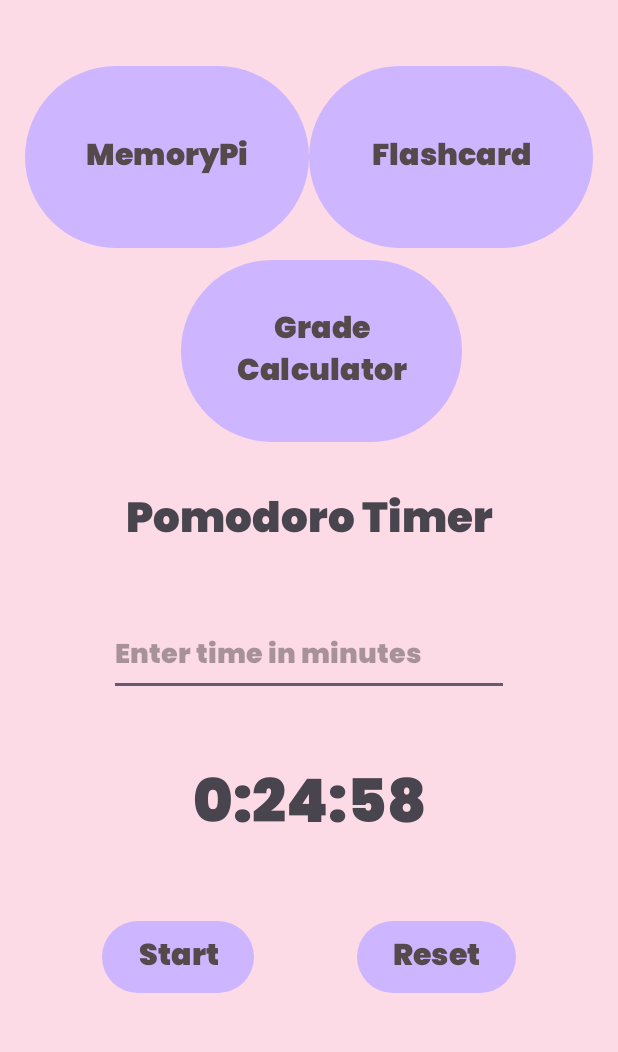
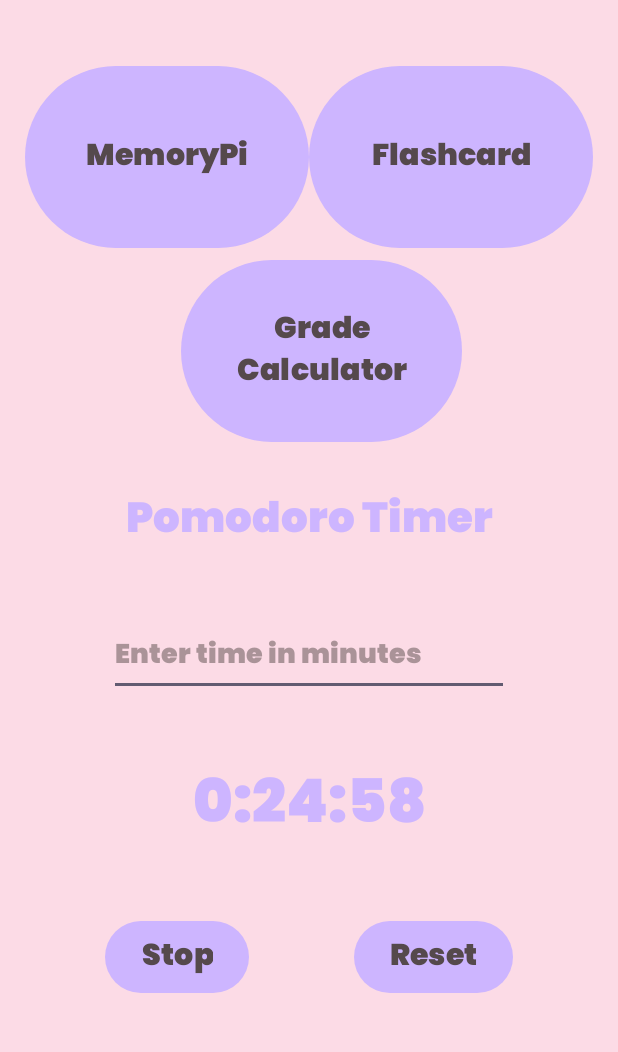
Before and after one commit to Lethalbacon28/ProductivityApp, an Android app: the screen it shows after launch (MainActivity), after a tap on "Start", on a phone screen of 412 x 824 dp, the part 183-1235 px from its top. Run offline under Robolectric (Android 15) with nearby library versions, the phone set to English and light mode, and no system bars.

Commit message:
Pretty sure everything is done. fixed a lot of little issues.

```diff
--- a/app/src/main/java/com/example/productivityapp/GradeCalculator.kt
+++ b/app/src/main/java/com/example/productivityapp/GradeCalculator.kt
@@ -2,6 +2,7 @@ package com.example.productivityapp
 
 import androidx.appcompat.app.AppCompatActivity
 import android.os.Bundle
+import android.text.InputType
 import androidx.appcompat.app.AlertDialog
 import com.example.productivityapp.databinding.ActivityGradeCalculatorBinding
 
@@ -13,7 +14,9 @@ class GradeCalculator : AppCompatActivity() {
         super.onCreate(savedInstanceState)
         binding = ActivityGradeCalculatorBinding.inflate(layoutInflater)
         setContentView(binding.root)
-
+        binding.editTextGradeCalculatorCurrentGrade.setInputType(InputType.TYPE_CLASS_NUMBER)
+        binding.editTextGradeCalculatorFinalGradeWorth.setInputType(InputType.TYPE_CLASS_NUMBER)
+        binding.editTextGradeCalculatorGradeWanted.setInputType(InputType.TYPE_CLASS_NUMBER)
         binding.buttonGradeCalculatorCalculate.setOnClickListener{
 
             val currentGrade = if(binding.editTextGradeCalculatorCurrentGrade.text.toString() != "") binding.editTextGradeCalculatorCurrentGrade.text.toString().toDouble() else 0.0
--- a/app/src/main/java/com/example/productivityapp/MainActivity.kt
+++ b/app/src/main/java/com/example/productivityapp/MainActivity.kt
@@ -1,6 +1,7 @@
 package com.example.productivityapp
 
 import android.content.Intent
+import android.media.MediaPlayer
 import android.os.Bundle
 import android.os.CountDownTimer
 import android.view.View
@@ -20,6 +21,7 @@ class MainActivity : AppCompatActivity() {
 
     private var timeLeftOnTimer = 0L
     private var timerTimeSec = 1500L
+    var mp = MediaPlayer()
 
     override fun onCreate(savedInstanceState: Bundle?) {
 
@@ -69,13 +71,13 @@ class MainActivity : AppCompatActivity() {
             if (!isTimerRunning) {
                 isTimerRunning = true
                 timer.start()
-                binding.buttonMainStart.text = getString(R.string.start)
+                binding.buttonMainStart.text = getString(R.string.stop)
             }
             else {
                 isTimerRunning = false
                 timer.cancel()
                 newTimer(timeLeftOnTimer)
-                binding.buttonMainStart.text = getString(R.string.stop)
+                binding.buttonMainStart.text = getString(R.string.start)
             }
         }
 
@@ -102,6 +104,8 @@ class MainActivity : AppCompatActivity() {
                 Toast.makeText(this@MainActivity, "Break time", Toast.LENGTH_SHORT).show()
                 newBreakTimer(timerTimeSec*1000/5)
                 binding.buttonMainStart.isEnabled = false
+                mp = MediaPlayer.create(this@MainActivity, R.raw.ringtone)
+                mp.start()
             }
 
         }
@@ -121,6 +125,7 @@ class MainActivity : AppCompatActivity() {
                 newTimer(timerTimeSec*1000)
                 binding.buttonMainStart.isEnabled = true
                 timer.start()
+                mp.start()
             }
         }.start()
         binding.buttonMainStart.text = getString(R.string.stop)
--- a/app/src/main/res/layout/activity_main.xml
+++ b/app/src/main/res/layout/activity_main.xml
@@ -84,6 +84,7 @@
         android:layout_width="wrap_content"
         android:layout_height="wrap_content"
         android:fontFamily="@font/poppins"
+        android:textColor="@color/primaryPurple"
         android:textSize="40sp"
         app:layout_constraintBottom_toBottomOf="parent"
         app:layout_constraintEnd_toEndOf="parent"
@@ -114,6 +115,8 @@
         android:fontFamily="@font/poppins"
         android:hint="Enter time in minutes"
         android:inputType="text"
+        android:textColor="@color/primaryText"
+        android:textColorHint="@color/hintText"
         app:layout_constraintBottom_toTopOf="@+id/textView_main_time"
         app:layout_constraintEnd_toEndOf="parent"
         app:layout_constraintHorizontal_bias="0.5"
@@ -127,6 +130,8 @@
         android:layout_marginTop="24dp"
         android:fontFamily="@font/poppins"
         android:text="@string/timer"
+        android:textColor="@color/primaryPurple"
+        android:textColorHighlight="@color/primaryPurple"
         android:textSize="28sp"
         app:layout_constraintEnd_toEndOf="parent"
         app:layout_constraintHorizontal_bias="0.5"
--- a/app/src/main/res/layout/activity_memory_pi.xml
+++ b/app/src/main/res/layout/activity_memory_pi.xml
@@ -95,12 +95,13 @@
 
     <EditText
         android:id="@+id/editTextText_memoryPi_title"
-        android:fontFamily="@font/poppins"
         android:layout_width="wrap_content"
         android:layout_height="wrap_content"
         android:ems="10"
+        android:fontFamily="@font/poppins"
         android:inputType="text"
         android:textAlignment="center"
+        android:textColor="@color/primaryText"
         app:layout_constraintBottom_toTopOf="@+id/guideline2"
         app:layout_constraintEnd_toEndOf="parent"
         app:layout_constraintStart_toEndOf="@+id/button_memoryPi_back"
--- a/app/src/main/res/layout/file_item.xml
+++ b/app/src/main/res/layout/file_item.xml
@@ -13,6 +13,7 @@
         android:layout_marginStart="8dp"
         android:layout_marginEnd="8dp"
         android:fontFamily="@font/poppins"
+        android:textColor="@color/primaryText"
         android:textSize="28sp"
         app:layout_constraintEnd_toEndOf="parent"
         app:layout_constraintStart_toStartOf="parent"
```
Also changed, not shown: 1 other file.
